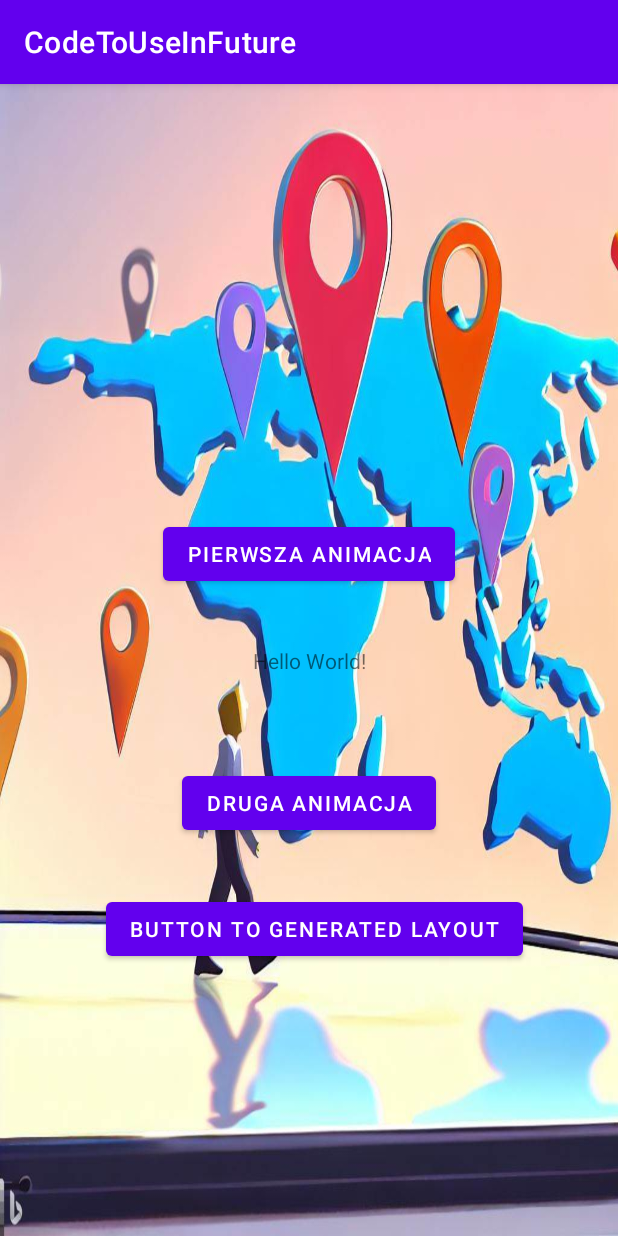
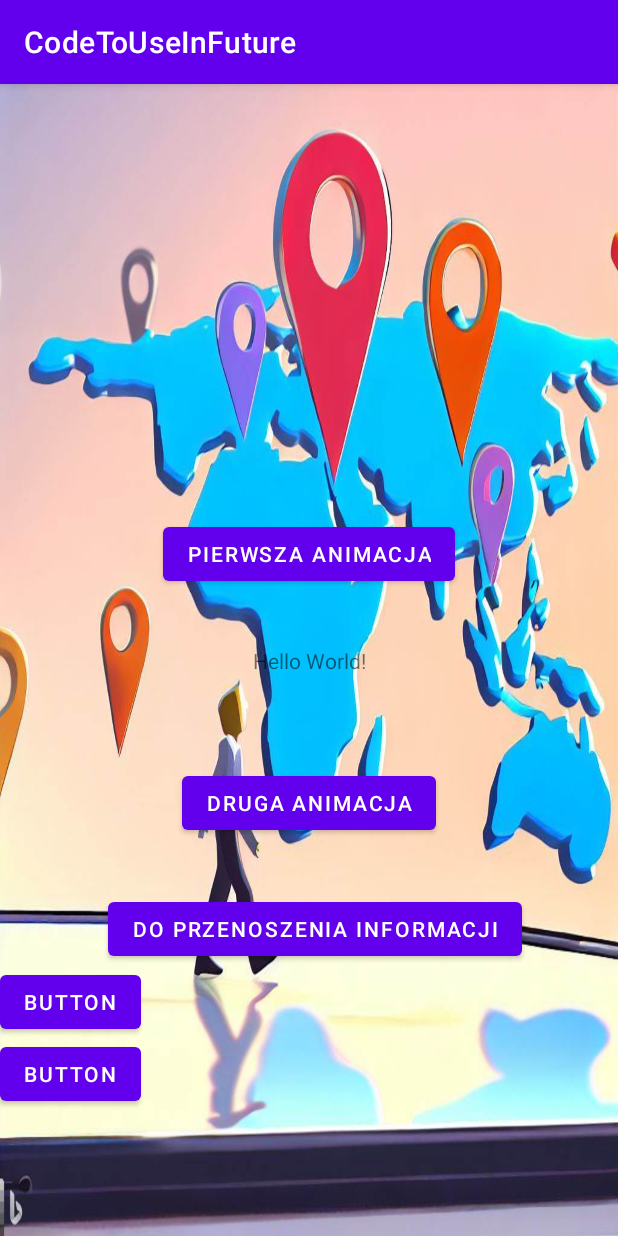
Before and after one commit to JakubCzarneckiZielonka/CodeToUseInFuture, an Android app: the screen it shows after launch (MainActivity), on a phone screen of 412 x 824 dp. Run offline under Robolectric (Android 15) with nearby library versions, the phone set to English and light mode, and no system bars.

Commit message:
Transfer information
transferring information between activities

```diff
--- a/app/src/main/java/com/example/codetouseinfuture/Activities/Activity_1.java
+++ /dev/null
@@ -1,4 +0,0 @@
-package com.example.codetouseinfuture.Activities;
-
-public class Activity_1 {
-}
--- a/app/src/main/java/com/example/codetouseinfuture/Layouts/TemporaryLayout.java
+++ b/app/src/main/java/com/example/codetouseinfuture/Layouts/TemporaryLayout.java
@@ -26,7 +26,7 @@ public class TemporaryLayout extends AppCompatActivity {
         super.onCreate(savedInstanceState);
         setContentView(R.layout.activity_main);
 
-        btn = findViewById(R.id.btn_3);
+        btn = findViewById(R.id.main_btn_5);
         parentLayout = findViewById(R.id.mainLayout);
 
         btn.setOnClickListener(new View.OnClickListener() {
--- a/app/src/main/java/com/example/codetouseinfuture/MainActivity.java
+++ b/app/src/main/java/com/example/codetouseinfuture/MainActivity.java
@@ -8,17 +8,20 @@ import android.view.View;
 import android.widget.Button;
 
 import com.example.codetouseinfuture.Animation.AnimationActivity_1;
+import com.example.codetouseinfuture.Navigation.FromActivity;
 
 public class MainActivity extends AppCompatActivity {
-Button btn_1;
-Button btn_2;
+Button btn_1,btn_2,btn_3,btn_4;
+
     @Override
     protected void onCreate(Bundle savedInstanceState) {
         super.onCreate(savedInstanceState);
         setContentView(R.layout.activity_main);
 
-        btn_1 = findViewById(R.id.btn_1);
-        btn_2 = findViewById(R.id.btn_2);
+        btn_1 = findViewById(R.id.main_btn_1);
+        btn_2 = findViewById(R.id.main_btn_2);
+        btn_3 = findViewById(R.id.main_btn_3);
+        btn_4 = findViewById(R.id.main_btn_4);
         btn_1.setOnClickListener(new View.OnClickListener() {
             @Override
             public void onClick(View view) {
@@ -33,5 +36,13 @@ Button btn_2;
                 startActivity(intent);
             }
         });
+        btn_3.setOnClickListener(new View.OnClickListener() {
+            @Override
+            public void onClick(View view) {
+                Intent intent = new Intent(MainActivity.this, FromActivity.class);
+                startActivity(intent);
+            }
+        });
     }
+
 }
--- a/app/src/main/res/layout/activities_1.xml
+++ /dev/null
@@ -1,6 +0,0 @@
-<?xml version="1.0" encoding="utf-8"?>
-<RelativeLayout xmlns:android="http://schemas.android.com/apk/res/android"
-    android:layout_width="match_parent"
-    android:layout_height="match_parent">
-
-</RelativeLayout>
--- a/app/src/main/res/layout/activities_2.xml
+++ /dev/null
@@ -1,6 +0,0 @@
-<?xml version="1.0" encoding="utf-8"?>
-<androidx.constraintlayout.widget.ConstraintLayout xmlns:android="http://schemas.android.com/apk/res/android"
-    android:layout_width="match_parent"
-    android:layout_height="match_parent">
-
-</androidx.constraintlayout.widget.ConstraintLayout>
--- a/app/src/main/res/layout/activity_animation1.xml
+++ b/app/src/main/res/layout/activity_animation1.xml
@@ -6,4 +6,5 @@
     android:layout_height="match_parent"
     tools:context=".Animation.AnimationActivity_1">
 
+
 </androidx.constraintlayout.widget.ConstraintLayout>
--- a/app/src/main/res/layout/activity_main.xml
+++ b/app/src/main/res/layout/activity_main.xml
@@ -17,7 +17,7 @@
         app:layout_constraintTop_toTopOf="parent" />
 
     <Button
-        android:id="@+id/btn_1"
+        android:id="@+id/main_btn_1"
         android:layout_width="wrap_content"
         android:layout_height="wrap_content"
         android:text="Pierwsza Animacja"
@@ -28,7 +28,7 @@
         app:layout_constraintVertical_bias="0.402" />
 
     <Button
-        android:id="@+id/btn_2"
+        android:id="@+id/main_btn_2"
         android:layout_width="wrap_content"
         android:layout_height="wrap_content"
         android:text="druga animacja"
@@ -39,10 +39,10 @@
         app:layout_constraintVertical_bias="0.632" />
 
     <Button
-        android:id="@+id/btn_3"
+        android:id="@+id/main_btn_3"
         android:layout_width="wrap_content"
         android:layout_height="wrap_content"
-        android:text="Button to generated layout"
+        android:text="do przenoszenia informacji"
         app:layout_constraintBottom_toBottomOf="parent"
         app:layout_constraintEnd_toEndOf="parent"
         app:layout_constraintHorizontal_bias="0.529"
@@ -50,4 +50,24 @@
         app:layout_constraintTop_toTopOf="parent"
         app:layout_constraintVertical_bias="0.749" />
 
+    <Button
+        android:id="@+id/main_btn_4"
+        android:layout_width="wrap_content"
+        android:layout_height="wrap_content"
+        android:text="Button"
+        app:layout_constraintStart_toStartOf="parent"
+        app:layout_constraintTop_toBottomOf="@+id/main_btn_2"
+        app:layout_constraintBottom_toTopOf="@+id/main_btn_5"
+        app:layout_constraintVertical_chainStyle="packed" />
+
+    <Button
+        android:id="@+id/main_btn_5"
+        android:layout_width="wrap_content"
+        android:layout_height="wrap_content"
+        android:text="Button"
+        app:layout_constraintStart_toStartOf="parent"
+        app:layout_constraintTop_toBottomOf="@+id/main_btn_4"
+        app:layout_constraintBottom_toBottomOf="parent"
+        app:layout_constraintVertical_chainStyle="packed" />
+
 </androidx.constraintlayout.widget.ConstraintLayout>
```
Also changed, not shown: app/src/main/java/com/example/codetouseinfuture/Navigation/FromActivity.java (added, +42 -0 lines), app/src/main/java/com/example/codetouseinfuture/Navigation/SecondActivity.java (added, +16 -0 lines), app/src/main/java/com/example/codetouseinfuture/Navigation/StartActivity.java (added, +29 -0 lines), app/src/main/java/com/example/codetouseinfuture/Navigation/ToActivity.java (added, +31 -0 lines), app/src/main/res/layout/navigation_1.xml (added, +28 -0 lines), app/src/main/res/layout/navigation_2.xml (added, +19 -0 lines), app/src/main/res/layout/navigation_3.xml (added, +43 -0 lines), app/src/main/res/layout/navigation_4.xml (added, +39 -0 lines), 1 other file.
